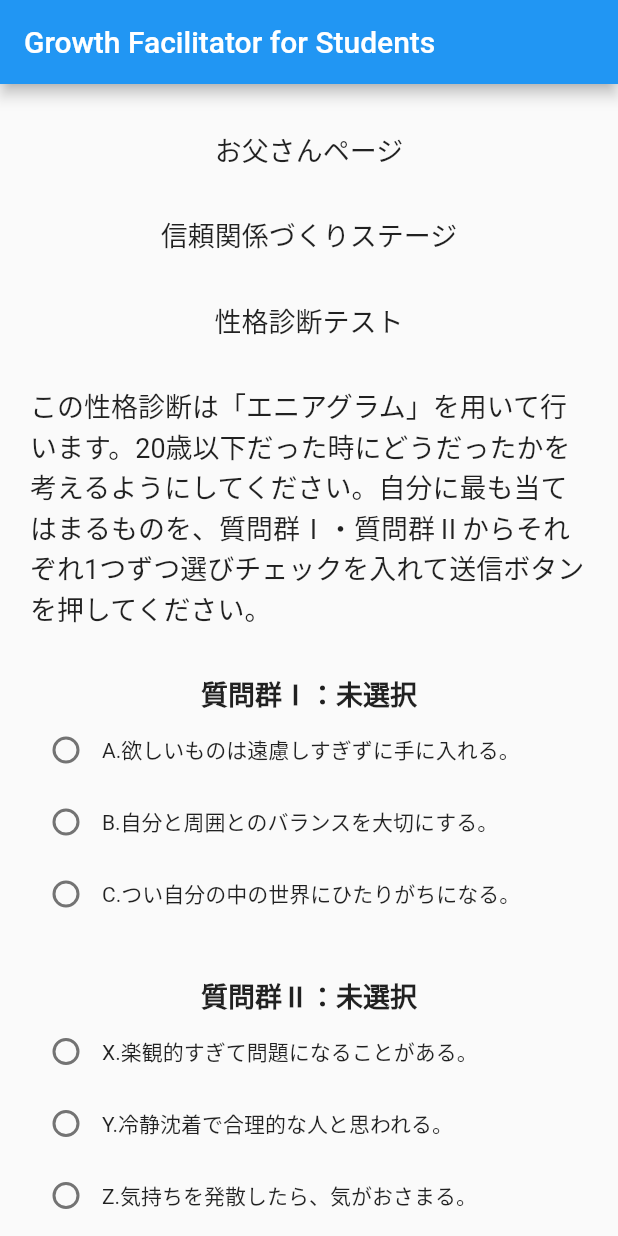
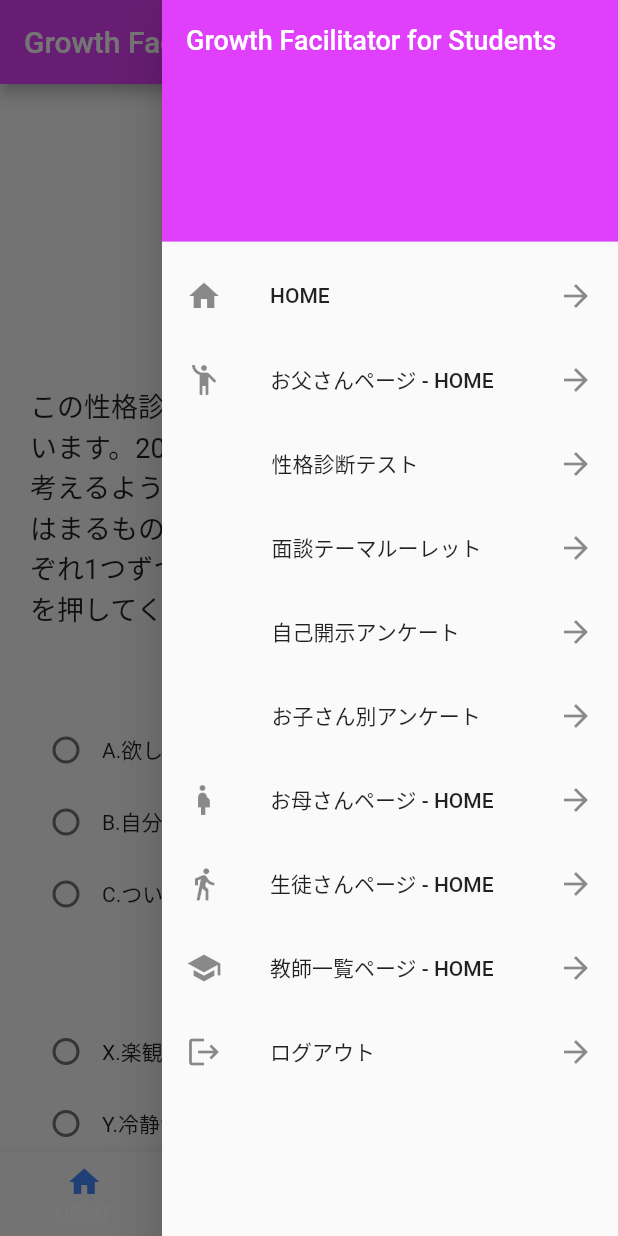
Before and after one commit to dareios1/GF4S, a Flutter app: the screen it shows after launch, with the side drawer open (before the commit the screen has no drawer), on a phone screen of 412 x 824 dp. Run offline on Flutter 3.47's test engine with Material 2 defaults, Android fonts, the light colour scheme and no system bars; our stand-ins replace cloud_firestore, firebase_core; accounts and stored records are empty.

Commit message:
5 commit

```diff
--- a/lib/main.dart
+++ b/lib/main.dart
@@ -1,9 +1,11 @@
+import 'package:cloud_firestore/cloud_firestore.dart';
 import 'package:firebase_core/firebase_core.dart';
 import 'package:flutter/material.dart';
 
 void main() async {
   WidgetsFlutterBinding.ensureInitialized();
   await Firebase.initializeApp();
+  FirebaseFirestore firestore = FirebaseFirestore.instance;
   runApp(MyApp());
 }
 
@@ -17,9 +19,148 @@ class MyApp extends StatelessWidget {
       home: Scaffold(
         appBar: AppBar(
           title: Text('Growth Facilitator for Students'),
+          backgroundColor: Colors.purpleAccent,
+        ),
+        endDrawer: Drawer(
+          child: ListView(
+            children: <Widget>[
+              DrawerHeader(
+                child: Text(
+                  'Growth Facilitator for Students',
+                  style: TextStyle(
+                    fontSize: 18,
+                    color: Colors.white,
+                  ),
+                ),
+                decoration: BoxDecoration(
+                  color: Colors.purpleAccent,
+                ),
+              ),
+              ListTile(
+                leading: Icon(Icons.home),
+                title: Text("HOME"),
+                trailing: Icon(Icons.arrow_forward),
+              ),
+              ListTile(
+                leading: Icon(Icons.emoji_people),
+                title: Text("お父さんページ - HOME"),
+                trailing: Icon(Icons.arrow_forward),
+              ),
+              ListTile(
+                title: Row(
+                  children: [
+                    Padding(padding: EdgeInsets.only(left: 57.0)),
+                    Text("性格診断テスト"),
+                  ],
+                ),
+                trailing: Icon(Icons.arrow_forward),
+              ),
+              ListTile(
+                title: Row(
+                  children: [
+                    Padding(padding: EdgeInsets.only(left: 57.0)),
+                    Text("面談テーマルーレット"),
+                  ],
+                ),
+                trailing: Icon(Icons.arrow_forward),
+              ),
+              ListTile(
+                title: Row(
+                  children: [
+                    Padding(padding: EdgeInsets.only(left: 57.0)),
+                    Text("自己開示アンケート"),
+                  ],
+                ),
+                trailing: Icon(Icons.arrow_forward),
+              ),
+              ListTile(
+                title: Row(
+                  children: [
+                    Padding(padding: EdgeInsets.only(left: 57.0)),
+                    Text("お子さん別アンケート"),
+                  ],
+                ),
+                trailing: Icon(Icons.arrow_forward),
+              ),
+              ListTile(
+                leading: Icon(Icons.pregnant_woman),
+                title: Text("お母さんページ - HOME"),
+                trailing: Icon(Icons.arrow_forward),
+              ),
+              ListTile(
+                leading: Icon(Icons.directions_walk),
+                title: Text("生徒さんページ - HOME"),
+                trailing: Icon(Icons.arrow_forward),
+              ),
+              ListTile(
+                leading: Icon(Icons.school),
+                title: Text("教師一覧ページ - HOME"),
+                trailing: Icon(Icons.arrow_forward),
+              ),
+              ListTile(
+                leading: Icon(Icons.logout),
+                title: Text("ログアウト"),
+                trailing: Icon(Icons.arrow_forward),
+              ),
+            ],
+          ),
         ),
         body: Center(
           child: FatherCharacterPage1(),
+        ),
+        bottomNavigationBar: BottomNavigationBar(
+          items: const [
+            BottomNavigationBarItem(
+              icon: Icon(
+                Icons.home,
+                color: Colors.blueAccent,
+              ),
+              title: Text(
+                'HOME',
+                style: TextStyle(color: Colors.blueAccent),
+              ),
+            ),
+            BottomNavigationBarItem(
+              icon: Icon(
+                Icons.emoji_people,
+                color: Colors.grey,
+              ),
+              title: Text(
+                'Father',
+                style: TextStyle(color: Colors.grey),
+              ),
+            ),
+            BottomNavigationBarItem(
+              icon: Icon(
+                Icons.pregnant_woman,
+                color: Colors.grey,
+              ),
+              title: Text(
+                'Mother',
+                style: TextStyle(color: Colors.grey),
+              ),
+            ),
+            BottomNavigationBarItem(
+              icon: Icon(
+                Icons.directions_walk,
+                color: Colors.grey,
+              ),
+              title: Text(
+                'Student',
+                style: TextStyle(color: Colors.grey),
+              ),
+            ),
+            BottomNavigationBarItem(
+              icon: Icon(
+                Icons.school,
+                color: Colors.grey,
+              ),
+              title: Text(
+                'Teacher',
+                style: TextStyle(color: Colors.grey),
+              ),
+            ),
+          ],
         ),
       ),
     );
@@ -162,9 +303,12 @@ class _FatherCharacterPage1State extends State<FatherCharacterPage1> {
           RaisedButton(
             child: const Text(
               '送信',
-              style: TextStyle(fontSize: 18),
+              style: TextStyle(
+                fontSize: 18,
+                color: Colors.white,
+              ),
             ),
-            color: Colors.green,
+            color: Colors.purpleAccent,
             shape: const StadiumBorder(),
             onPressed: () {
               Navigator.push(
@@ -271,6 +415,7 @@ class FatherCharacterPage2 extends StatelessWidget {
     return Scaffold(
       appBar: AppBar(
         title: Text("Growth Facilitator for Students"),
+        backgroundColor: Colors.purpleAccent,
       ),
       body: SingleChildScrollView(
         padding: const EdgeInsets.only(top: 30.0, left: 20.0, right: 20.0),
@@ -329,7 +474,7 @@ class FatherCharacterPage2 extends StatelessWidget {
                 '保存',
                 style: TextStyle(fontSize: 18),
               ),
-              color: Colors.green,
+              color: Colors.purpleAccent,
               shape: const StadiumBorder(),
               onPressed: () {
                 Navigator.push(
@@ -353,6 +498,7 @@ class FatherCharacterPage3 extends StatelessWidget {
     return Scaffold(
       appBar: AppBar(
         title: Text("Growth Facilitator for Students"),
+        backgroundColor: Colors.purpleAccent,
       ),
       body: SingleChildScrollView(
         padding: const EdgeInsets.only(top: 30.0, left: 20.0, right: 20.0),
@@ -418,7 +564,7 @@ class FatherCharacterPage3 extends StatelessWidget {
                 '面談テーマルーレットに進む',
                 style: TextStyle(fontSize: 18),
               ),
-              color: Colors.pinkAccent,
+              color: Colors.grey,
               shape: const StadiumBorder(),
               onPressed: () {
                 Navigator.push(
```
